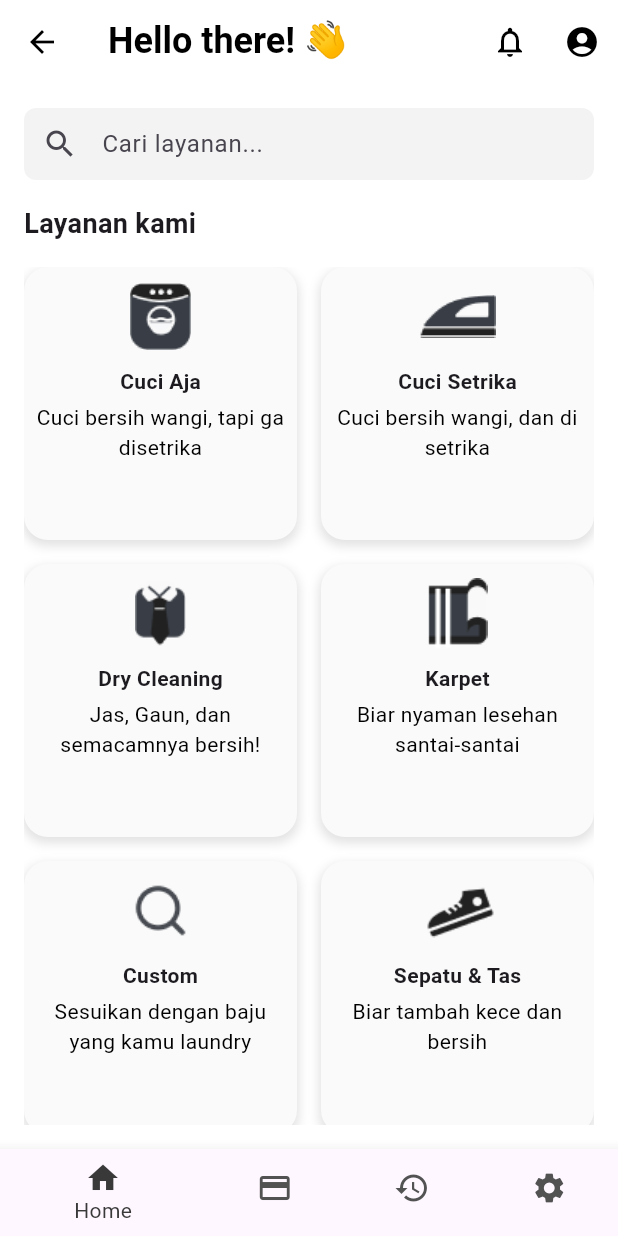
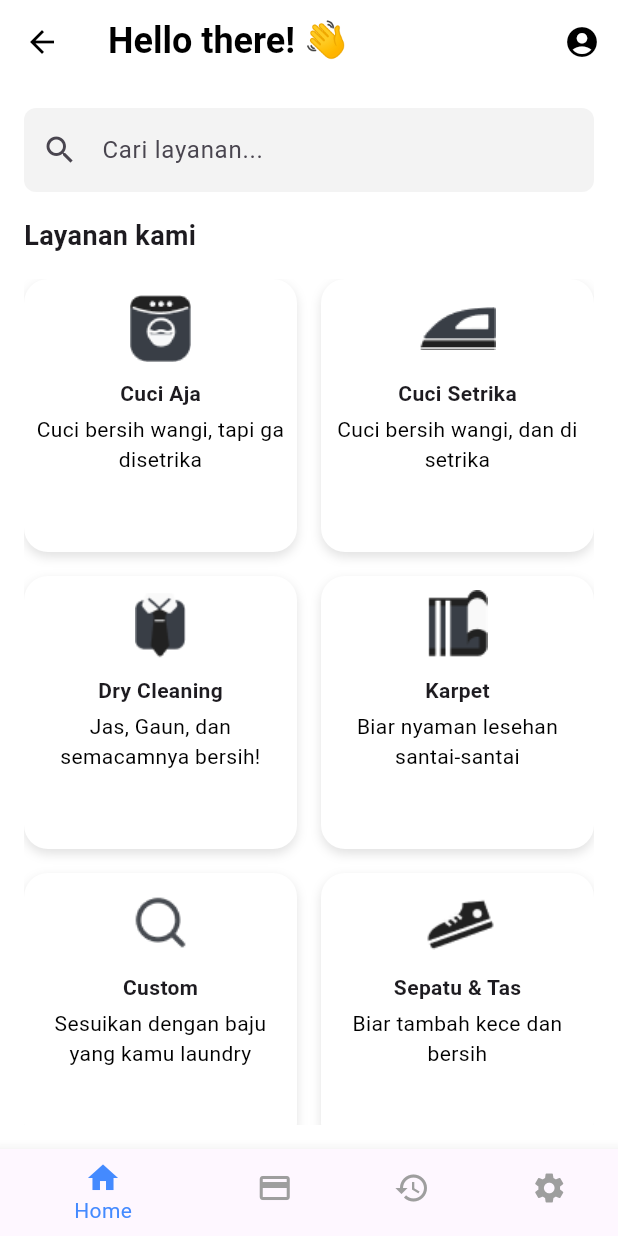
Before and after one commit to NoMaoZee/devmobilev2, a Flutter app: the MainMenuView screen opened by its route, on a phone screen of 412 x 824 dp. Run offline on Flutter 3.47's test engine with Material 3 defaults, Android fonts, the light colour scheme and no system bars; our stand-ins replace cloud_firestore, firebase_auth, firebase_core, get, google_sign_in, logger; accounts and stored records are empty.

Commit message:
Update dariku untuk menu searchnya

```diff
--- a/lib/app/modules/main_menu/controllers/main_menu_controller.dart
+++ b/lib/app/modules/main_menu/controllers/main_menu_controller.dart
@@ -1,4 +1,3 @@
-// lib/app/modules/main_menu/controllers/main_menu_controller.dart
 import 'package:get/get.dart';
 import '../../../routes/app_pages.dart';
 
@@ -6,7 +5,64 @@ class MainMenuController extends GetxController {
   // Menyimpan indeks yang terpilih
   var selectedIndex = 0.obs;
 
-  // Fungsi untuk menavigasi ke menu pemesanan
+  // Data layanan
+  final services = [
+    {
+      'title': 'Cuci Aja',
+      'description': 'Cuci bersih wangi, tapi ga disetrika',
+      'image': 'assets/cuciaja.png'
+    },
+    {
+      'title': 'Cuci Setrika',
+      'description': 'Cuci bersih wangi, dan di setrika',
+      'image': 'assets/cucisetrika.png'
+    },
+    {
+      'title': 'Dry Cleaning',
+      'description': 'Jas, Gaun, dan semacamnya bersih!',
+      'image': 'assets/drycleaning.png'
+    },
+    {
+      'title': 'Karpet',
+      'description': 'Biar nyaman lesehan santai-santai',
+      'image': 'assets/karpet.png'
+    },
+    {
+      'title': 'Custom',
+      'description': 'Sesuikan dengan baju yang kamu laundry',
+      'image': 'assets/custom.png'
+    },
+    {
+      'title': 'Sepatu & Tas',
+      'description': 'Biar tambah kece dan bersih',
+      'image': 'assets/sepatudantas.png'
+    },
+  ];
+
+  // Data layanan yang difilter
+  var filteredServices = <Map<String, String>>[].obs;
+
+  @override
+  void onInit() {
+    super.onInit();
+    filteredServices.addAll(services); // Awalnya tampil semua
+  }
+
+  // Fungsi pencarian layanan
+  void searchServices(String query) {
+    if (query.isEmpty) {
+      filteredServices.assignAll(services);
+    } else {
+      filteredServices.assignAll(
+        services
+            .where((service) =>
+                service['title']!.toLowerCase().contains(query.toLowerCase()))
+            .toList(),
+      );
+    }
+  }
+
+  // Fungsi navigasi
   void navigateToOrderMenu(String serviceType) {
     Get.toNamed(
       Routes.orderMenu,
@@ -14,24 +70,21 @@ class MainMenuController extends GetxController {
     );
   }
 
-  // Fungsi untuk memperbarui indeks yang terpilih
+  // Perbarui indeks navbar
   void updateIndex(int index) {
     selectedIndex.value = index;
-    // Menambahkan logika navigasi sesuai indeks
     switch (index) {
       case 0:
         Get.offAllNamed(Routes.mainMenu);
         break;
       case 1:
-        Get.toNamed(Routes.payment); // Navigasi ke halaman Payment
+        Get.toNamed(Routes.payment);
         break;
       case 2:
-        Get.toNamed(Routes.history); // Navigasi ke halaman Payment
+        Get.toNamed(Routes.history);
         break;
       case 3:
-        Get.toNamed(Routes.settings); // Navigasi ke halaman Payment
-        break;
-      default:
+        Get.toNamed(Routes.settings);
         break;
     }
   }
--- a/lib/app/modules/main_menu/views/main_menu_view.dart
+++ b/lib/app/modules/main_menu/views/main_menu_view.dart
@@ -17,16 +17,6 @@ class MainMenuView extends GetView<MainMenuController> {
         foregroundColor: Colors.black,
         actions: [
           IconButton(
-            icon: const Icon(Icons.notifications_none),
-            onPressed: () {
-              showModalBottomSheet(
-                context: context,
-                backgroundColor: Colors.transparent,
-                builder: (context) => _buildNotificationOverlay(context),
-              );
-            },
-          ),
-          IconButton(
             icon: const Icon(Icons.account_circle),
             onPressed: () => Get.toNamed('/profile'), // Navigasi ke ProfileView
           ),
@@ -39,6 +29,7 @@ class MainMenuView extends GetView<MainMenuController> {
           children: [
             // Search Field
             TextField(
+              onChanged: (query) => controller.searchServices(query),
               decoration: InputDecoration(
                 hintText: 'Cari layanan...',
                 prefixIcon: const Icon(Icons.search),
@@ -48,8 +39,6 @@ class MainMenuView extends GetView<MainMenuController> {
                 ),
                 filled: true,
                 fillColor: const Color.fromARGB(255, 243, 243, 243),
-                contentPadding:
-                    const EdgeInsets.symmetric(horizontal: 16.0, vertical: 0),
               ),
             ),
             const SizedBox(height: 16),
@@ -59,168 +48,48 @@ class MainMenuView extends GetView<MainMenuController> {
             ),
             const SizedBox(height: 16),
 
-            // Service Grid
+            // Grid layanan dinamis
             Expanded(
-              child: GridView.count(
-                crossAxisCount: 2,
-                crossAxisSpacing: 16,
-                mainAxisSpacing: 16,
-                children: [
-                  buildServiceOption(
-                    'Cuci Aja',
-                    'Cuci bersih wangi, tapi ga disetrika',
-                    'assets/cuciaja.png',
+              child: Obx(() {
+                return GridView.builder(
+                  itemCount: controller.filteredServices.length,
+                  gridDelegate: const SliverGridDelegateWithFixedCrossAxisCount(
+                    crossAxisCount: 2,
+                    crossAxisSpacing: 16,
+                    mainAxisSpacing: 16,
                   ),
-                  buildServiceOption(
-                    'Cuci Setrika',
-                    'Cuci bersih wangi, dan di setrika',
-                    'assets/cucisetrika.png',
-                  ),
-                  buildServiceOption(
-                    'Dry Cleaning',
-                    'Jas, Gaun, dan semacamnya bersih!',
-                    'assets/drycleaning.png',
-                  ),
-                  buildServiceOption(
-                    'Karpet',
-                    'Biar nyaman lesehan santai-santai',
-                    'assets/karpet.png',
-                  ),
-                  buildServiceOption(
-                    'Custom',
-                    'Sesuikan dengan baju yang kamu laundry',
-                    'assets/custom.png',
-                  ),
-                  buildServiceOption(
-                    'Sepatu & Tas',
-                    'Biar tambah kece dan bersih',
-                    'assets/sepatudantas.png',
-                  ),
-                ],
-              ),
+                  itemBuilder: (context, index) {
+                    final service = controller.filteredServices[index];
+                    return buildServiceOption(
+                      service['title']!,
+                      service['description']!,
+                      service['image']!,
+                    );
+                  },
+                );
+              }),
             ),
           ],
         ),
       ),
-      bottomNavigationBar: Container(
-        color: const Color.fromARGB(
-            255, 0, 0, 0), // Ganti dengan warna yang diinginkan
-        // Di dalam BottomNavigationBar
-        child: BottomNavigationBar(
-          backgroundColor: Colors.transparent,
-          selectedItemColor: const Color.fromARGB(255, 57, 57, 57),
-          unselectedItemColor: const Color.fromARGB(255, 82, 82, 82),
+      bottomNavigationBar: Obx(() {
+        return BottomNavigationBar(
+          backgroundColor: Colors.white,
+          selectedItemColor: Colors.blueAccent,
+          unselectedItemColor: Colors.grey,
           currentIndex: controller.selectedIndex.value,
-          onTap: (index) {
-            controller.updateIndex(index);
-            if (index == 0) {
-              // Home
-              Get.offAllNamed('/mainMenu');
-            } else if (index == 1) {
-              // Payment
-              Get.offNamed('/payment'); // Gunakan offNamed untuk memuat ulang
-            } else if (index == 2) {
-              // History
-              Get.toNamed('/history');
-            } else if (index == 3) {
-              // Settings
-              Get.toNamed('/settings');
-            }
-          },
+          onTap: controller.updateIndex,
           items: const [
+            BottomNavigationBarItem(icon: Icon(Icons.home), label: 'Home'),
             BottomNavigationBarItem(
-              icon: Icon(Icons.home),
-              label: 'Home',
-            ),
+                icon: Icon(Icons.payment), label: 'Payment'),
             BottomNavigationBarItem(
-              icon: Icon(Icons.payment),
-              label: 'Payment',
-            ),
+                icon: Icon(Icons.history), label: 'History'),
             BottomNavigationBarItem(
-              icon: Icon(Icons.history),
-              label: 'History',
-            ),
-            BottomNavigationBarItem(
-              icon: Icon(Icons.settings),
-              label: 'Settings',
-            ),
+                icon: Icon(Icons.settings), label: 'Settings'),
           ],
-        ),
-      ),
-    );
-  }
-
-  Widget _buildNotificationOverlay(BuildContext context) {
-    return Stack(
-      alignment: Alignment.topRight,
-      children: [
-        Positioned(
-          top: 0,
-          right: 16.0,
-          child: Container(
-            constraints: BoxConstraints(
-              minWidth: 200,
-              maxWidth: MediaQuery.of(context).size.width - 32,
-            ),
-            decoration: BoxDecoration(
-              color: const Color(0xFF2D2D2D),
-              borderRadius: BorderRadius.circular(8.0),
-            ),
-            padding: const EdgeInsets.all(16.0),
-            child: Column(
-              mainAxisSize: MainAxisSize.min,
-              children: [
-                _buildNotificationCard(
-                  icon: Icons.payment,
-                  text: 'Sedang menunggu pembayaran',
-                  color: const Color(0xFFFFC107),
-                ),
-                const SizedBox(height: 10),
-                _buildNotificationCard(
-                  icon: Icons.refresh,
-                  text: 'Pesanan anda sedang dalam proses!',
-                  color: Colors.white,
-                ),
-                const SizedBox(height: 10),
-                _buildNotificationCard(
-                  icon: Icons.check_circle,
-                  text: 'Pesanan anda selesai!',
-                  color: const Color(0xFF00E676),
-                ),
-              ],
-            ),
-          ),
-        ),
-      ],
-    );
-  }
-
-  Widget _buildNotificationCard({
-    required IconData icon,
-    required String text,
-    required Color color,
-  }) {
-    return Container(
-      padding: const EdgeInsets.symmetric(vertical: 12.0, horizontal: 16.0),
-      decoration: BoxDecoration(
-        color: color,
-        borderRadius: BorderRadius.circular(8.0),
-      ),
-      child: Row(
-        children: [
-          Icon(icon, color: Colors.black),
-          const SizedBox(width: 12),
-          Expanded(
-            child: Text(
-              text,
-              style: const TextStyle(
-                color: Colors.black,
-                fontWeight: FontWeight.bold,
-              ),
-            ),
-          ),
-        ],
-      ),
+        );
+      }),
     );
   }
 
@@ -232,13 +101,12 @@ class MainMenuView extends GetView<MainMenuController> {
         padding: const EdgeInsets.all(8.0),
         decoration: BoxDecoration(
           borderRadius: BorderRadius.circular(16),
-          color: const Color.fromARGB(255, 250, 250, 250),
+          color: Colors.white,
           boxShadow: [
             BoxShadow(
               color: Colors.grey.withOpacity(0.3),
               blurRadius: 5,
-              spreadRadius: 1,
-              offset: const Offset(0, 3), // Shadow position
+              offset: const Offset(0, 3),
             ),
           ],
         ),
```
